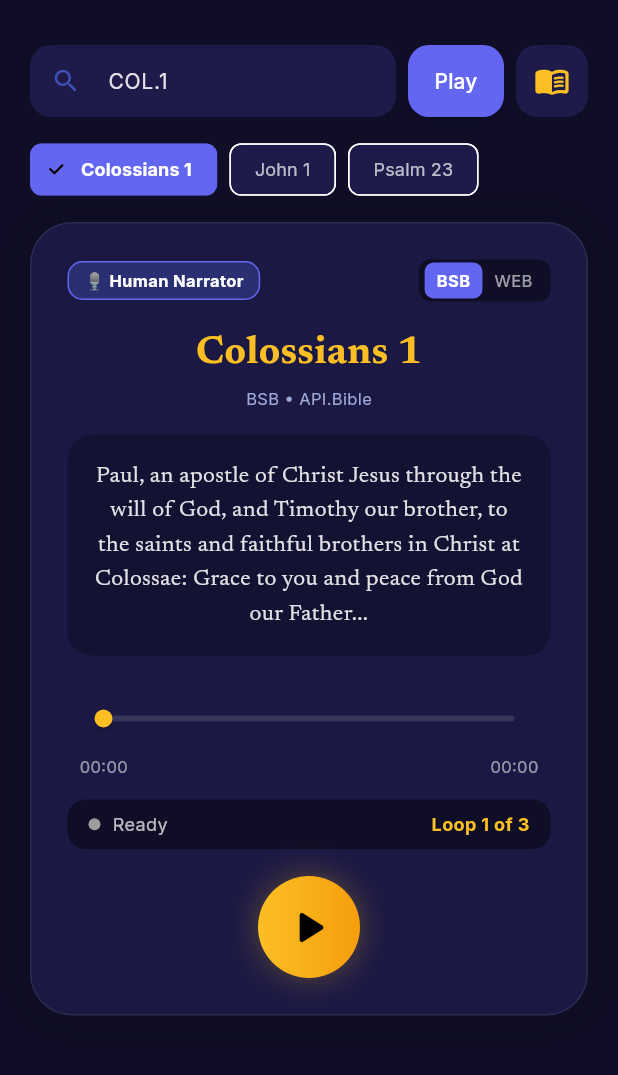
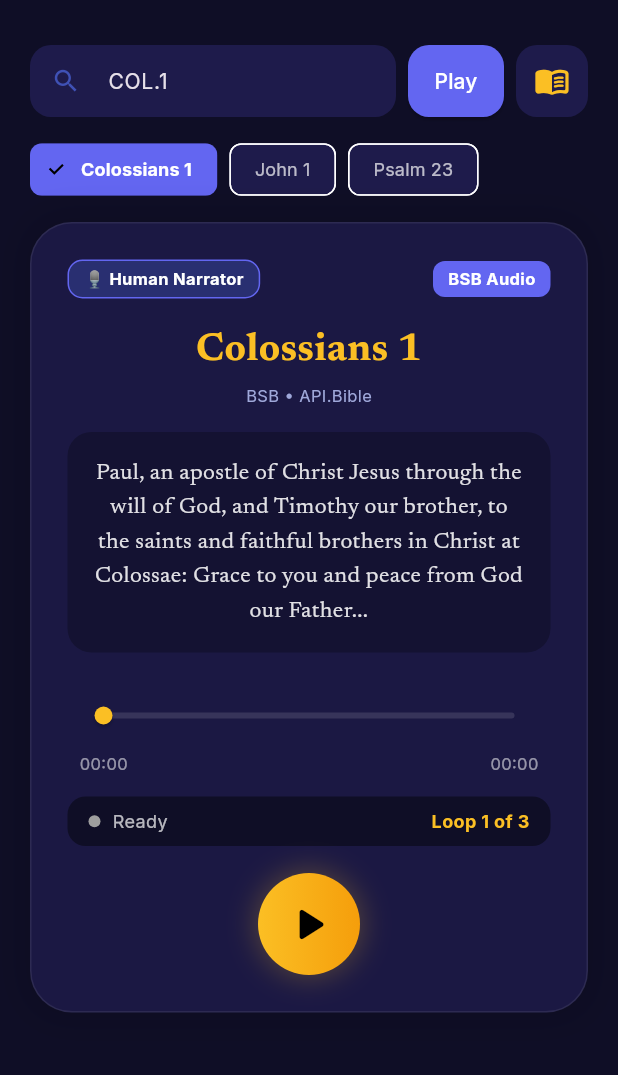
Before and after one commit to neiljaywarner/selah_prototype_audio_13sep2026, a Flutter app: the screen it shows after launch, on a phone screen of 412 x 824 dp, the part 69-1144 px from its top. Run offline on Flutter 3.47's test engine with Material 3 defaults, Android fonts, the phone set to English and light mode, and no system bars; our stand-ins replace dio, flutter_riverpod, flutter_tts, google_fonts, just_audio; missing offline and left inert: aptabase_flutter.

Commit message:
feat: standardize on BSB human narrator for full Bible audio, update integration tests and README

```diff
--- a/lib/src/features/meditation/presentation/chapter_player_screen.dart
+++ b/lib/src/features/meditation/presentation/chapter_player_screen.dart
@@ -422,35 +422,20 @@ class _ChapterPlayerScreenState extends ConsumerState<ChapterPlayerScreen> {
                             ),
                           ),
                         ),
-                        // Quick Translation Toggle
+                        // Translation Badge
                         Container(
-                          padding: const EdgeInsets.symmetric(horizontal: 4, vertical: 2),
+                          padding: const EdgeInsets.symmetric(horizontal: 10, vertical: 4),
                           decoration: BoxDecoration(
-                            color: const Color(0xFF0F0E26),
+                            color: const Color(0xFF6366F1),
                             borderRadius: BorderRadius.circular(8),
                           ),
-                          child: Row(
-                            children: ['BSB', 'WEB'].map((t) {
-                              final isSel = playerState.activeTranslation == t;
-                              return GestureDetector(
-                                onTap: () => notifier.setTranslation(t),
-                                child: Container(
-                                  padding: const EdgeInsets.symmetric(horizontal: 8, vertical: 4),
-                                  decoration: BoxDecoration(
-                                    color: isSel ? const Color(0xFF6366F1) : Colors.transparent,
-                                    borderRadius: BorderRadius.circular(6),
-                                  ),
-                                  child: Text(
-                                    t,
-                                    style: TextStyle(
-                                      fontSize: 11,
-                                      fontWeight: isSel ? FontWeight.bold : FontWeight.normal,
-                                      color: isSel ? Colors.white : Colors.white60,
-                                    ),
-                                  ),
-                                ),
-                              );
-                            }).toList(),
+                          child: const Text(
+                            'BSB Audio',
+                            style: TextStyle(
+                              fontSize: 11,
+                              fontWeight: FontWeight.bold,
+                              color: Colors.white,
+                            ),
                           ),
                         ),
                       ],
```
Also changed, not shown: lib/src/features/meditation/presentation/widgets/settings_bottom_sheet.dart (+8 -21 lines), 3 other files.
